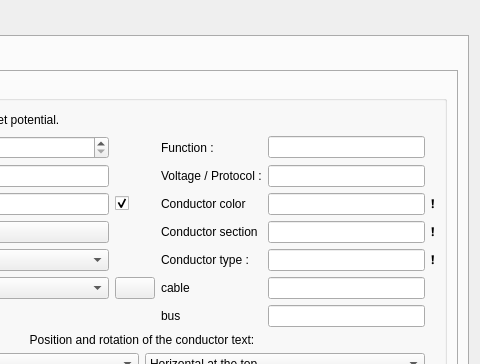
Old version of the form sources/ui/conductorpropertieswidget.ui in the repository qelectrotech/qelectrotech-source-mirror; both pictures show x 186 to 666 and y 0 to 364 of the 666 by 479 pixel window.
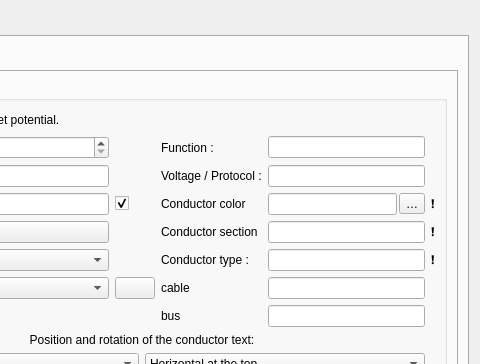
New version of the form. Icons and pictures are not drawn. Custom widgets are drawn as their Qt base class.

Commit message: Add IEC 60757 wire colour codes to the colour button and wire properties

What changed in the file:
```diff
--- a/sources/ui/conductorpropertieswidget.ui
+++ b/sources/ui/conductorpropertieswidget.ui
@@ -317,7 +317,27 @@
                </widget>
               </item>
               <item row="3" column="4">
-               <widget class="QLineEdit" name="m_wire_color_le"/>
+               <layout class="QHBoxLayout" name="m_wire_color_hl">
+                <property name="spacing">
+                 <number>2</number>
+                </property>
+                <item>
+                 <widget class="QLineEdit" name="m_wire_color_le"/>
+                </item>
+                <item>
+                 <widget class="QToolButton" name="m_wire_color_codes_tb">
+                  <property name="toolTip">
+                   <string>IEC 60757 colour codes</string>
+                  </property>
+                  <property name="text">
+                   <string>…</string>
+                  </property>
+                  <property name="popupMode">
+                   <enum>QToolButton::InstantPopup</enum>
+                  </property>
+                 </widget>
+                </item>
+               </layout>
               </item>
               <item row="1" column="0">
                <widget class="QLabel" name="label_2">
```
Left out of the diff: 1 changed line with no effect on the pictures. The commit also changes 13 other files.
